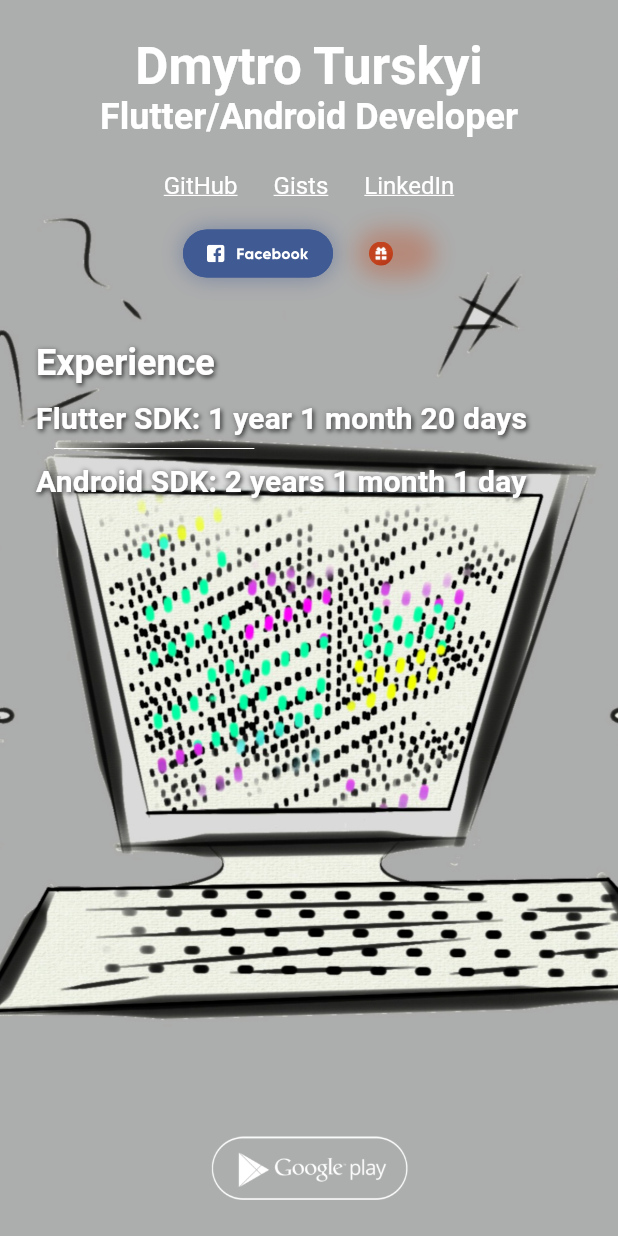
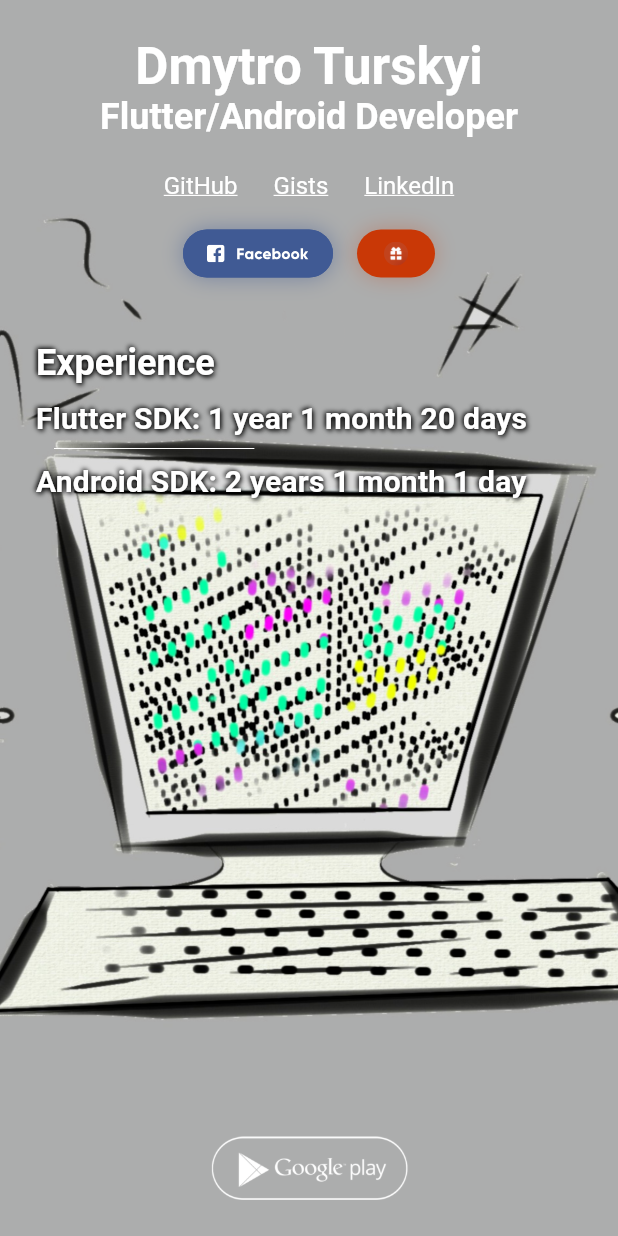
Before and after one commit to Turskyi/Turskyi-project, a Flutter app: the screen it shows after launch, on a phone screen of 412 x 824 dp. Run offline on Flutter 3.47's test engine with Material 2 defaults, Android fonts, the phone set to English and light mode, and no system bars; our stand-ins replace flutter_svg, flutter_translate; missing offline and left inert: dart:html.

Commit message:
improve wishlist button appearance on small screens

```diff
--- a/lib/presentation/configs/base/base_colors.dart
+++ b/lib/presentation/configs/base/base_colors.dart
@@ -18,4 +18,7 @@ abstract class BaseColors {
 
   /// [Color] of the shadow behind "wishlist" button
   late Color colorWishlistWithOpacity;
+
+  /// background [Color] behind "wishlist" button
+  late Color colorWishlist;
 }
--- a/lib/presentation/configs/builds/main/main_colors.dart
+++ b/lib/presentation/configs/builds/main/main_colors.dart
@@ -30,4 +30,7 @@ class MainColors implements BaseColors {
 
   @override
   Color colorWishlistWithOpacity = const Color(0xFFC93806).withOpacity(0.3);
+
+  @override
+  Color colorWishlist = const Color(0xFFC93806);
 }
--- a/lib/presentation/values/app_styles.dart
+++ b/lib/presentation/values/app_styles.dart
@@ -13,7 +13,7 @@ class AppStyles {
     letterSpacing: 0.15,
     color: Colors.white,
     height: 1.3,
-    shadows: <Shadow>[darkTextShadow, lightTextShadow],
+    shadows: <Shadow>[topRightTextShadow, bottomLeftTextShadow],
   );
 
   /// custom H5 font style from https://material.io/design/typography/the-type-system.html#type-scale
@@ -23,7 +23,7 @@ class AppStyles {
     color: Colors.white,
     fontWeight: FontWeight.bold,
     height: 3,
-    shadows: <Shadow>[darkTextShadow, lightTextShadow],
+    shadows: <Shadow>[topRightTextShadow, bottomLeftTextShadow],
   );
 
   /// custom H4 font style from https://material.io/design/typography/the-type-system.html#type-scale
@@ -34,7 +34,7 @@ class AppStyles {
     letterSpacing: 0.25,
     color: Colors.white,
     height: 1.3,
-    shadows: <Shadow>[darkTextShadow, lightTextShadow],
+    shadows: <Shadow>[topRightTextShadow, bottomLeftTextShadow],
   );
 
   /// custom H3 font style from https://material.io/design/typography/the-type-system.html#type-scale
@@ -44,7 +44,7 @@ class AppStyles {
     color: Colors.white,
     fontWeight: FontWeight.bold,
     height: 3,
-    shadows: <Shadow>[darkTextShadow, lightTextShadow],
+    shadows: <Shadow>[topRightTextShadow, bottomLeftTextShadow],
   );
 
 // END: [Text] styles
@@ -57,22 +57,20 @@ class AppStyles {
 // END: [BorderRadius] styles
 
 // START: [Shadow] styles
-  /// dark [Shadow] variable for "shadows" parameter of [TextStyle],
-  /// to give a shadow to a [Text]
-  static const Shadow darkTextShadow = Shadow(
+  /// [topRightTextShadow] [Shadow] variable for "shadows" parameter
+  /// of [TextStyle], to give a shadow to a [Text]
+  static const Shadow topRightTextShadow = Shadow(
     // topRight
     offset: Offset(1.0, 1.0),
     blurRadius: 4.0,
-    color: Colors.black87,
   );
 
-  /// light [Shadow] variable for "shadows" parameter of [TextStyle],
-  /// to give a shadow to a [Text]
-  static const Shadow lightTextShadow = Shadow(
+  /// [bottomLeftTextShadow] [Shadow] variable for "shadows" parameter
+  /// of [TextStyle], to give a shadow to a [Text]
+  static const Shadow bottomLeftTextShadow = Shadow(
     // bottomLeft
     offset: Offset(-1.0, -1.0),
     blurRadius: 4.0,
-    color: Colors.grey,
   );
 
 // END: [Shadow] styles
--- a/lib/presentation/views/home/home_model.dart
+++ b/lib/presentation/views/home/home_model.dart
@@ -34,34 +34,31 @@ class HomeModel with ChangeNotifier {
 
   final HomeView _view;
 
+  late final Animation<double> _rotationAnimation;
+
+  /// controls degree of the rotation
+  Animation<double> get rotationAnimation => _rotationAnimation;
+
+  late AnimationController _fadeAnimationController;
+  late AnimationController _rotationAnimationController;
+  late CurvedAnimation _curvedAnimation;
+
+  /// [curvedAnimation] is a variable which storing [_fadeAnimationController]
+  /// and type of [Curves]
+  CurvedAnimation get curvedAnimation => _curvedAnimation;
+
   final bool _isLoading = false;
 
   /// [isLoading] variable is storing a current state of the progress bar
   bool get isLoading => _isLoading;
 
-  late final Animation<double> _rotationAnimation;
-
-  /// controls degree of the rotation
-  Animation<double> get rotationAnimation => _rotationAnimation;
-
   final Duration _expandDuration = const Duration(milliseconds: 400);
 
   /// controls duration of the expanded animation
   Duration get expandDuration => _expandDuration;
+
   final DateTime _flutterFirstCommit = DateTime(2020, 09, 11);
   final DateTime _androidFirstCommit = DateTime(2019, 10);
-
-  late AnimationController _fadeAnimationController;
-  late AnimationController _rotationAnimationController;
-
-  /// [animationController] variable is storing an animation [Duration]
-  /// and [TickerProvider] for one of the text views
-  AnimationController get animationController => _fadeAnimationController;
-  late CurvedAnimation _curvedAnimation;
-
-  /// [curvedAnimation] is a variable which storing [_fadeAnimationController]
-  /// and type of [Curves]
-  CurvedAnimation get curvedAnimation => _curvedAnimation;
 
   String _flutterExperience = '';
 
@@ -73,18 +70,19 @@ class HomeModel with ChangeNotifier {
   /// time passed since first commercial code was written
   String get androidExperience => _androidExperience;
 
-  /// controls color of the background of the wishlist button
-  Color wishListColor = Colors.transparent;
+  String _daysToBirthday = '';
 
   /// contains value of days left until birthday
-  String daysToBirthday = '';
+  String get daysToBirthday => _daysToBirthday;
+
+  double _wishlistWidth = AppDimens.widthColorButton;
 
   /// controls the width of the "wishlist" button
-  double wishlistWidth = AppDimens.widthColorButton;
+  double get wishlistWidth => _wishlistWidth;
 
-  /// [onHyperlinkTapped] accepts "link", checks if this link can be launched
+  /// [onLaunchLink] accepts "link", checks if this link can be launched
   /// and opens the page in new browser tab
-  Future<void> onHyperlinkTapped(String link) async {
+  Future<void> onLaunchLink(String link) async {
     await canLaunch(link)
         ? await launch(link)
         : _view.displayMessage("${translate("home.cannot_launch")} $link");
@@ -127,21 +125,17 @@ class HomeModel with ChangeNotifier {
   void onWishListLongPressed() {
     if (daysToBirthday.isEmpty) {
       final DateTime today = DateTime.now();
-      final DateTime nextBirthday = DateTime(today.year, 1, 13);
+      final DateTime birthday = DateTime(today.year, 1, 13);
       final int days = _daysBetween(
         today,
-        today.isAfter(nextBirthday)
-            ? DateTime(today.year + 1, 1, 13)
-            : nextBirthday,
+        today.isAfter(birthday) ? DateTime(today.year + 1, 1, 13) : birthday,
       );
-      daysToBirthday = '$days days to birthday';
-      wishListColor = const Color(0xFFC93806);
-      wishlistWidth = 180;
+      _daysToBirthday = '$days days to birthday';
+      _wishlistWidth = 168;
       _rotationAnimationController.forward();
     } else {
-      daysToBirthday = '';
-      wishListColor = Colors.transparent;
-      wishlistWidth = AppDimens.widthColorButton;
+      _daysToBirthday = '';
+      _wishlistWidth = AppDimens.widthColorButton;
       _rotationAnimationController.reverse();
     }
     notifyListeners();
--- a/lib/presentation/views/home/home_page.dart
+++ b/lib/presentation/views/home/home_page.dart
@@ -8,7 +8,6 @@ import 'package:turskyi/presentation/routes.dart';
 import 'package:turskyi/presentation/values/app_dimens.dart';
 import 'package:turskyi/presentation/values/app_styles.dart';
 import 'package:turskyi/presentation/views/home/home_model.dart';
-import 'package:url_launcher/url_launcher.dart';
 import 'home_view.dart';
 
 /// [HomePage] class represents a presenter of a landing page
@@ -93,7 +92,7 @@ class _HomePageState extends State<HomePage>
             Row(
               mainAxisAlignment: MainAxisAlignment.center,
               children: <Widget>[
-                _buildFacebookButton(),
+                _buildFacebookButton(model: model),
                 _buildWishlistButton(model: model),
               ],
             ),
@@ -104,7 +103,7 @@ class _HomePageState extends State<HomePage>
                 child: Row(
                   mainAxisAlignment: MainAxisAlignment.center,
                   children: <Widget>[
-                    _buildGooglePlayButton(),
+                    _buildGooglePlayButton(model: model),
                     // Determine if we should show game button.
                     if (isLarge) _buildUnityButton(),
                   ],
@@ -135,15 +134,12 @@ class _HomePageState extends State<HomePage>
       child: TextButton(
         onLongPress: model.onWishListLongPressed,
         style: TextButton.styleFrom(
-          backgroundColor: model.wishListColor,
-          shape: RoundedRectangleBorder(
-            borderRadius: AppStyles.radiusButton,
-          ),
+          backgroundColor: AppConfigs.of(context).colors.colorWishlist,
+          shape: RoundedRectangleBorder(borderRadius: AppStyles.radiusButton),
         ),
-        onPressed: () {
-          launch('https://mywishboard.com/@turskyi');
-        },
+        onPressed: () => model.onLaunchLink('https://mywishboard.com/@turskyi'),
         child: Row(
+          mainAxisAlignment: MainAxisAlignment.center,
           children: <Widget>[
             RotationTransition(
               turns: model.rotationAnimation,
@@ -251,13 +247,13 @@ class _HomePageState extends State<HomePage>
     );
   }
 
-  Widget _buildGooglePlayButton() {
+  Widget _buildGooglePlayButton({required HomeModel model}) {
     return Material(
       color: Colors.transparent,
       child: InkWell(
         borderRadius: AppStyles.radiusButton,
         onTap: () {
-          launch(
+          model.onLaunchLink(
             'https://play.google.com/store/apps/dev?id=6867856033872987263',
           );
         },
@@ -294,7 +290,7 @@ class _HomePageState extends State<HomePage>
         color: Colors.transparent,
         child: InkWell(
           borderRadius: AppStyles.radiusButton,
-          onTap: () => model.onHyperlinkTapped(link),
+          onTap: () => model.onLaunchLink(link),
           child: Container(
             padding: const EdgeInsets.all(12),
             child: Text(
@@ -311,7 +307,7 @@ class _HomePageState extends State<HomePage>
     );
   }
 
-  Widget _buildFacebookButton() {
+  Widget _buildFacebookButton({required HomeModel model}) {
     return Container(
       height: AppDimens.heightColorButton,
       margin: const EdgeInsets.all(8),
@@ -336,7 +332,9 @@ class _HomePageState extends State<HomePage>
             ),
           ),
         ),
-        onPressed: () => launch('https://www.facebook.com/Dmytro.Turskyi'),
+        onPressed: () {
+          model.onLaunchLink('https://www.facebook.com/Dmytro.Turskyi');
+        },
         child: kIsWeb
             ? Image.asset(
                 '${AppConfigs.of(context).configs.imageAssents}'
```
